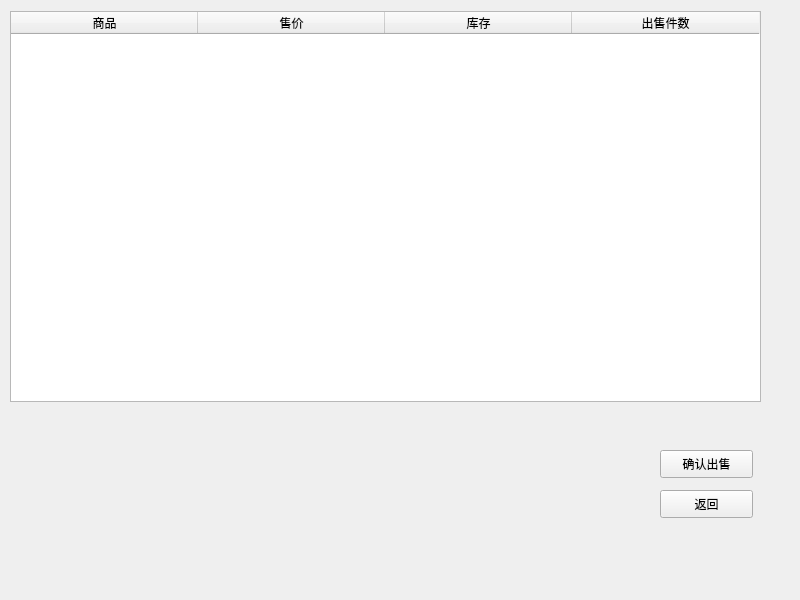
Above: supermarket/sold.ui from xiaochenn/test before the change. Below: the same form after it.
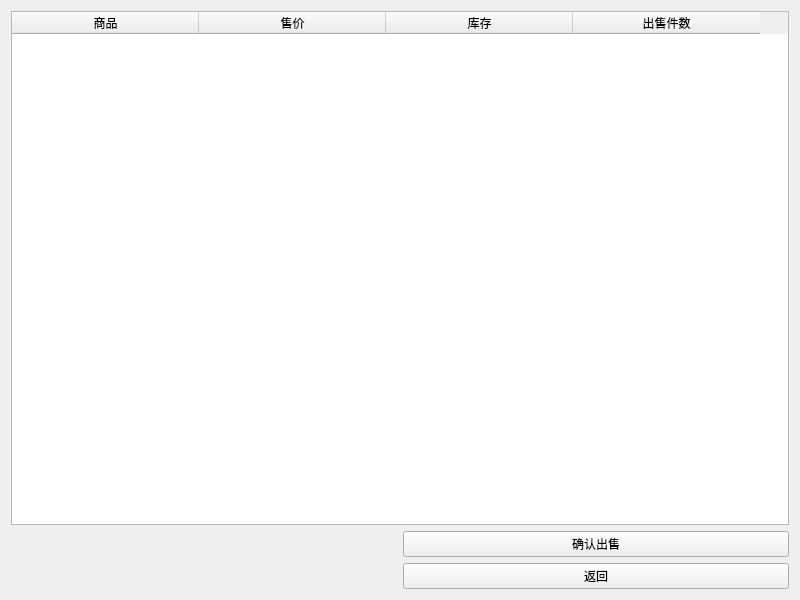
That is the form after the change.

The edit to the form file:
```diff
--- a/supermarket/sold.ui
+++ b/supermarket/sold.ui
@@ -13,15 +13,9 @@
   <property name="windowTitle">
    <string>sold</string>
   </property>
+  <layout class="QVBoxLayout" name="verticalLayout_2">
+   <item>
   <widget class="QTableWidget" name="soldWidget">
-   <property name="geometry">
-    <rect>
-     <x>10</x>
-     <y>11</y>
-     <width>751</width>
-     <height>391</height>
-    </rect>
-   </property>
    <attribute name="horizontalHeaderDefaultSectionSize">
     <number>187</number>
    </attribute>
@@ -52,32 +46,37 @@
     </property>
    </column>
   </widget>
-  <widget class="QPushButton" name="sold_backbtn">
-   <property name="geometry">
-    <rect>
-     <x>660</x>
-     <y>490</y>
-     <width>93</width>
-     <height>28</height>
-    </rect>
-   </property>
+   </item>
+   <item>
+    <layout class="QHBoxLayout" name="horizontalLayout">
+     <item>
+      <widget class="QLabel" name="label">
    <property name="text">
-    <string>返回</string>
-   </property>
-  </widget>
+        <string/>
+       </property>
+      </widget>
+     </item>
+     <item>
+      <layout class="QVBoxLayout" name="verticalLayout">
+       <item>
   <widget class="QPushButton" name="sold_btn">
-   <property name="geometry">
-    <rect>
-     <x>660</x>
-     <y>450</y>
-     <width>93</width>
-     <height>28</height>
-    </rect>
-   </property>
    <property name="text">
     <string>确认出售</string>
    </property>
   </widget>
+       </item>
+       <item>
+        <widget class="QPushButton" name="sold_backbtn">
+         <property name="text">
+          <string>返回</string>
+         </property>
+        </widget>
+       </item>
+      </layout>
+     </item>
+    </layout>
+   </item>
+  </layout>
  </widget>
  <resources/>
  <connections>
```
Lines whose indentation alone changed are shown as unchanged.
